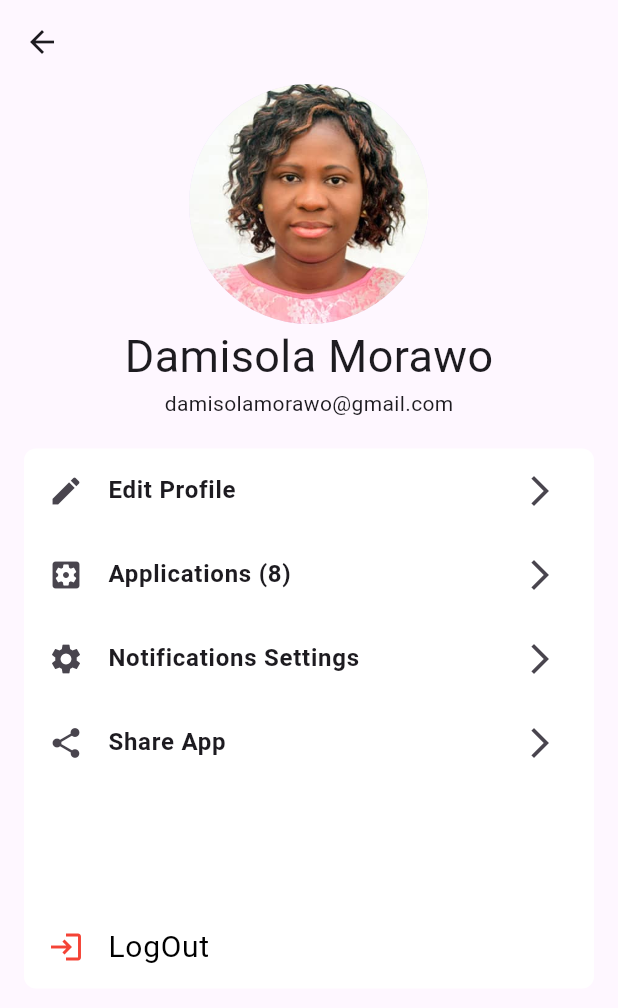
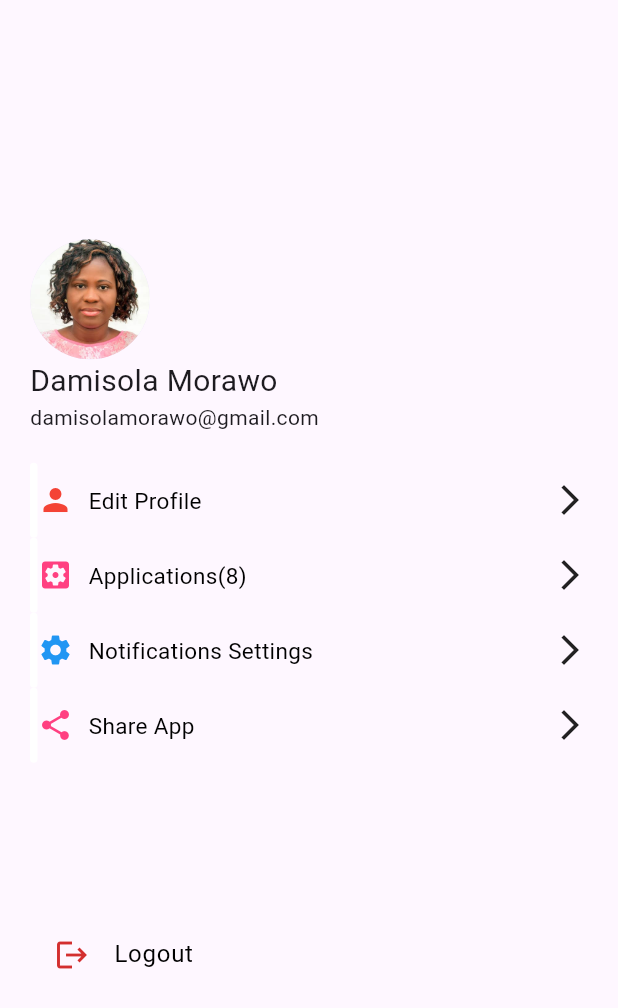
Before and after one commit to DamisolaT/JobGoApp_MiniProject4, a Flutter app: the SettingsScreen screen opened directly, on a phone screen of 412 x 824 dp. Shown: the top 1008 px of the screen. Run offline on Flutter 3.47's test engine with Material 3 defaults, Android fonts, the phone set to English and light mode, and no system bars.

Commit message:
Mini-Project for Month 4 Initial Implementation

```diff
--- a/lib/Screens/application_screen.dart
+++ b/lib/Screens/application_screen.dart
@@ -20,7 +20,7 @@ class ApplicationScreen extends StatelessWidget {
             Text("Applications",
             style: TextStyle(
               fontSize: 20,
-              fontWeight: FontWeight.bold
+
             ),)
           ],
         ),
@@ -35,7 +35,7 @@ class ApplicationScreen extends StatelessWidget {
         children: [
            Text("Your Applications",
            style: TextStyle(
-             fontWeight: FontWeight.bold,
+
              fontSize: 25,
              color: Colors.black
            ),
--- a/lib/Screens/settings_screen.dart
+++ b/lib/Screens/settings_screen.dart
@@ -1,6 +1,7 @@
 
+import 'package:flutter/cupertino.dart';
 import 'package:flutter/material.dart';
-import 'package:jobgo_app/Widgets/setting_item.dart';
+import 'package:jobgo_app/Widgets/settings_item.dart';
 
 class SettingsScreen extends StatelessWidget {
   const SettingsScreen({super.key});
@@ -8,65 +9,64 @@ class SettingsScreen extends StatelessWidget {
   @override
   Widget build(BuildContext context) {
     return Scaffold(
-      appBar: AppBar(
-        leading: IconButton(
-          onPressed: (){},
-          icon: Icon(Icons.arrow_back),
-        ),
-        centerTitle: true,
-      ),
-      body: SafeArea(
+      body: Padding(
+        padding: EdgeInsets.symmetric(vertical: 25, horizontal: 20),
         child: Column(
+          crossAxisAlignment: CrossAxisAlignment.start,
+          mainAxisAlignment: MainAxisAlignment.center,
+          children: [
+            Column(
+              crossAxisAlignment: CrossAxisAlignment.start,
               children: [
                 CircleAvatar(
-              radius: 80,
+                  radius: 40,
                   backgroundImage: AssetImage("assets/images/damisola.jpg"),
+                ),
+              ],
             ),
             Text("Damisola Morawo",
             style: TextStyle(
-              fontSize: 30
+              fontSize: 20
             ),
             ),
             Text("damisolamorawo@gmail.com"),
             SizedBox(height: 20,),
-            Container(
-              decoration: BoxDecoration(
-                color: Colors.white,
-                borderRadius: BorderRadius.circular(8)
+            SettingsItem(
+                title: "Edit Profile",
+                icon:Icon(Icons.person,
+                  color: Colors.red,
                 ),
-              margin: EdgeInsets.symmetric(horizontal: 16),
-              child: Column(
-                children: [
-                 SettingItem(
-                     title: "Edit Profile",
-                     icon: Icon(Icons.edit),
+              color: Colors.red,
+
             ),
-                  SettingItem(
-                      title: "Applications (8)",
-                      icon: Icon(Icons.settings_applications)
+            SettingsItem(
+                title: "Applications(8)",
+                icon:Icon(Icons.settings_applications,
+                color: Colors.pinkAccent,),
+                color: Colors.pinkAccent,
             ),
-                  SettingItem(
-                      title: "Notifications Settings",
-                      icon: Icon(Icons.settings)
-                  ),
-                  SettingItem(
-                      title: "Share App",
-                      icon: Icon(Icons.share)
-                  ),
-                  SizedBox(height: 80,),
-                  ListTile(
-                    leading: Icon(Icons.login_outlined,
-                    color: Colors.red,),
-                    title: Text("LogOut",
-                    style: TextStyle(
-                      color: Colors.black,
-                      fontSize: 20
-                    ),),
-                  )
 
 
-                ],
+            SettingsItem(
+                title: "Notifications Settings",
+                icon:Icon(Icons.settings,
+                color: Colors.blue ,),
+              color: Colors.blueGrey,
             ),
+            SettingsItem(
+                title: "Share App",
+                icon:Icon(Icons.share,
+                color: Colors.pinkAccent,),
+              color: Colors.pink,
+            ),
+            SizedBox(height: 100,),
+            ListTile(
+              leading: Icon(Icons.logout,
+              color: Colors.red[700],),
+              title: Text("Logout",
+              style: TextStyle(
+                color: Colors.black
+              ),),
             )
           ],
         ),
--- a/lib/Screens/welcome_back_screen.dart
+++ b/lib/Screens/welcome_back_screen.dart
@@ -133,9 +133,11 @@ class _WelcomeBackScreenState extends State<WelcomeBackScreen> {
                   Container(
                     child: Row(
                       mainAxisAlignment: MainAxisAlignment.spaceEvenly,
+                      mainAxisSize: MainAxisSize.min,
                       children: [
-                        Image.asset("assets/images/google_img.png",height: 50,),
-                        Image.asset("assets/images/facebook_img.png",height: 50,)
+                        Image.asset("assets/images/google_img.png",height: 30,),
+                        SizedBox(width: 10,),
+                        Image.asset("assets/images/facebook_img.png",height: 30,)
                        // Image.asset("assets/images/welcome_img.png",)
                       ],
                     ),
--- a/lib/Widgets/dribble_icon_application_screen.dart
+++ b/lib/Widgets/dribble_icon_application_screen.dart
@@ -63,7 +63,7 @@ class Dribble_icon_application_screen extends StatelessWidget {
                   child: Text(
                     "Delivered",
                     style: TextStyle(
-                        fontSize: 20,
+                        fontSize: 15,
                         color: Colors.pinkAccent[700],
                         fontWeight: FontWeight.bold
                     ),)),
@@ -72,7 +72,7 @@ class Dribble_icon_application_screen extends StatelessWidget {
                 style: TextStyle(
                     fontWeight: FontWeight.bold,
                     color: Colors.pink[700],
-                    fontSize: 18
+                    fontSize: 15
                 ),)
             ],
           )
--- a/lib/Widgets/facebook_icon_application_screen.dart
+++ b/lib/Widgets/facebook_icon_application_screen.dart
@@ -61,7 +61,7 @@ class Facebook_icon_application_screen extends StatelessWidget {
                   ),
                   child: Text("Delivered",
                     style: TextStyle(
-                        fontSize: 20,
+                        fontSize: 15,
                         color: Colors.blue[700],
                         fontWeight: FontWeight.bold
                     ),)),
@@ -70,7 +70,7 @@ class Facebook_icon_application_screen extends StatelessWidget {
                 style: TextStyle(
                     fontWeight: FontWeight.bold,
                     color: Colors.blue[700],
-                    fontSize: 18
+                    fontSize: 15
                 ),)
             ],
           )
--- a/lib/Widgets/google_icon_application_screen.dart
+++ b/lib/Widgets/google_icon_application_screen.dart
@@ -60,7 +60,7 @@ class Google_icon_application_screen extends StatelessWidget {
                   ),
                   child: Text("Pending",
                     style: TextStyle(
-                        fontSize: 20,
+                        fontSize: 15,
                         color: Colors.blue[700],
                         fontWeight: FontWeight.bold
                     ),)),
@@ -69,7 +69,7 @@ class Google_icon_application_screen extends StatelessWidget {
                 style: TextStyle(
                     fontWeight: FontWeight.bold,
                     color: Colors.blue[700],
-                    fontSize: 18
+                    fontSize: 15
                 ),)
             ],
           )
--- a/lib/Widgets/setting_item.dart
+++ /dev/null
@@ -1,28 +0,0 @@
-
-import 'package:flutter/material.dart';
-
-class SettingItem extends StatelessWidget {
-  const SettingItem({super.key,
-    required this.title,
-    required this.icon,
-    this.trailingIcon = const Icon(Icons.arrow_forward_ios)}
-      );
-
-  final  String title;
-  final Widget icon;
-  final Widget trailingIcon;
-
-  @override
-  Widget build(BuildContext context) {
-    return ListTile(
-      leading: icon,
-      title: Text(
-        title,
-        style: TextStyle(
-          fontWeight: FontWeight.bold
-        ),
-      ),
-      trailing: trailingIcon,
-    );
-  }
-}
--- /dev/null
+++ b/lib/Widgets/settings_item.dart
@@ -0,0 +1,52 @@
+
+import 'package:flutter/cupertino.dart';
+import 'package:flutter/material.dart';
+
+class SettingsItem extends StatelessWidget {
+  const SettingsItem({
+    super.key,
+    required this.title,
+    required this.icon,
+    this.trailingIcon = const Icon(Icons.arrow_forward_ios),
+    required this.color,
+  });
+   final String title;
+   final Widget icon;
+   final Color color;
+  final Widget trailingIcon;
+
+
+  @override
+  Widget build(BuildContext context) {
+    return Row(
+      mainAxisAlignment: MainAxisAlignment.spaceBetween,
+      children: [
+        Container(
+          height: 50,
+            width: 5,
+            decoration: BoxDecoration(
+                color: Colors.white,
+                borderRadius: BorderRadius.circular(15)
+            ),
+        ),
+       SizedBox(width: 0,),
+        icon,
+
+        SizedBox(width: 10,),
+        Expanded(
+          child: Text(
+           title,
+            style: TextStyle(
+              fontSize: 15,
+              color: Colors.black,
+            ),
+            textAlign: TextAlign.start,
+          ),
+        ),
+        Spacer(),
+
+        trailingIcon
+      ],
+    );
+  }
+}
--- a/lib/Widgets/shopify_icon_application_screen.dart
+++ b/lib/Widgets/shopify_icon_application_screen.dart
@@ -61,7 +61,7 @@ class Shopify_icon_application_screen extends StatelessWidget {
                   ),
                   child: Text("Pending",
                     style: TextStyle(
-                        fontSize: 20,
+                        fontSize: 15,
                         color: Colors.green[700],
                         fontWeight: FontWeight.bold
                     ),)),
@@ -70,7 +70,7 @@ class Shopify_icon_application_screen extends StatelessWidget {
                 style: TextStyle(
                     fontWeight: FontWeight.bold,
                     color: Colors.green[300],
-                    fontSize: 18
+                    fontSize: 15
                 ),)
             ],
           )
--- a/lib/main.dart
+++ b/lib/main.dart
@@ -6,6 +6,7 @@ import 'package:jobgo_app/Screens/message_screen.dart';
 import 'package:jobgo_app/Screens/notification_screen.dart';
 import 'package:jobgo_app/Screens/settings_screen.dart';
 import 'package:jobgo_app/Screens/welcome_back_screen.dart';
+import 'package:jobgo_app/Screens/welcome_screen.dart';
 
 
 
@@ -26,7 +27,7 @@ class MyApp extends StatelessWidget {
         colorScheme: ColorScheme.fromSeed(seedColor: Colors.deepPurple),
         useMaterial3: true,
       ),
-      home: MessageScreen() ,
+      home: SettingsScreen() ,
     );
   }
 }
```
Also changed, not shown: lib/Screens/notification_screen.dart (+8 -7 lines), lib/Screens/register_account_screen.dart (+13 -3 lines), lib/Screens/welcome_screen.dart (+9 -4 lines). Lines whose indentation alone changed are shown as unchanged.
